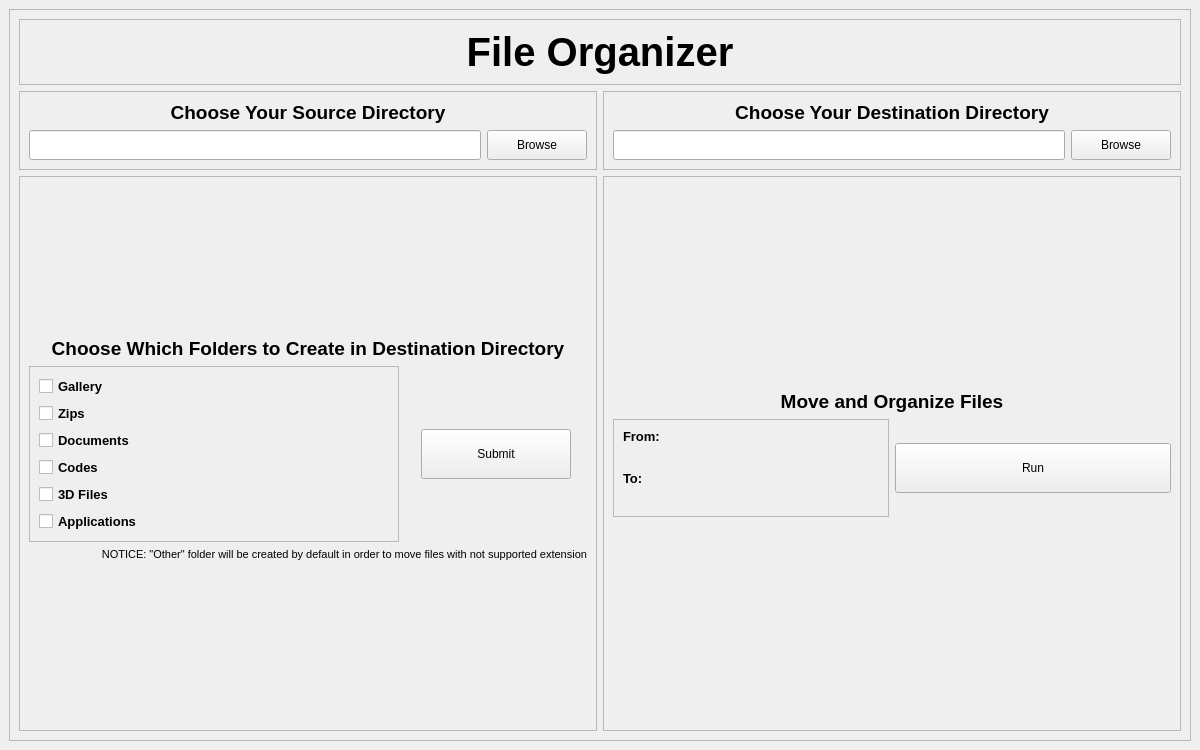
The window that ui/interface.ui (oleksharh/FileOrganizerApplication) describes before a commit, drawn with Qt 5.
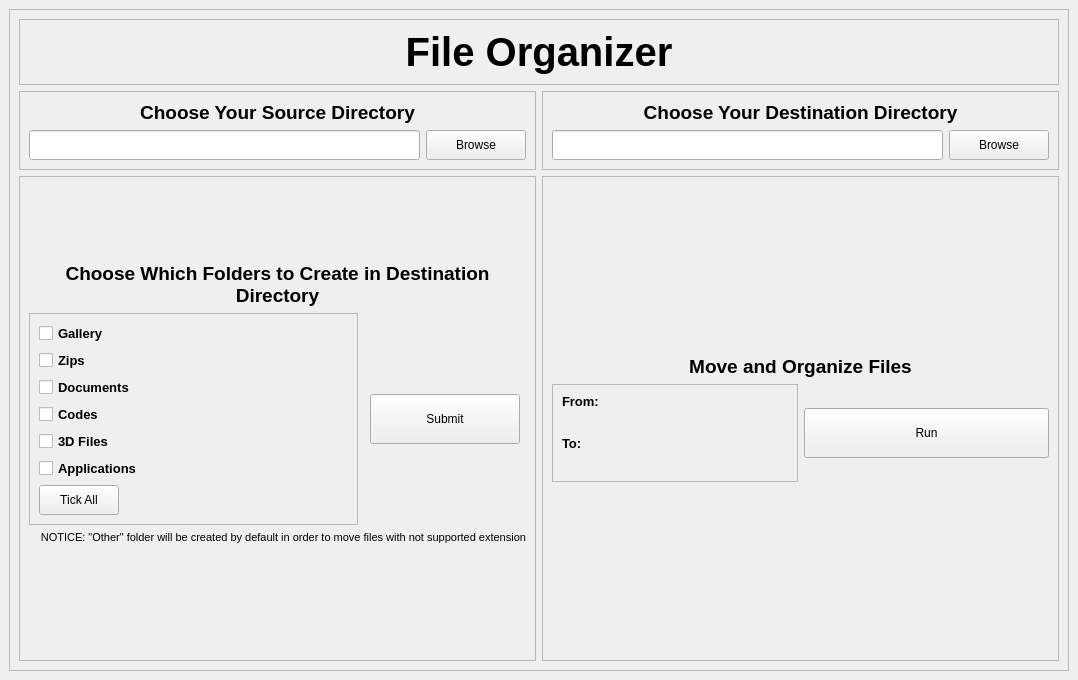
The same window after the commit.

Commit message: added tick_all_button

What changed in the file:
```diff
--- a/ui/interface.ui
+++ b/ui/interface.ui
@@ -6,8 +6,8 @@
    <rect>
     <x>0</x>
     <y>0</y>
-    <width>1200</width>
-    <height>750</height>
+    <width>1078</width>
+    <height>680</height>
    </rect>
   </property>
   <property name="minimumSize">
@@ -283,6 +283,19 @@
                </property>
               </widget>
              </item>
+             <item alignment="Qt::AlignLeft">
+              <widget class="QPushButton" name="tick_all_button">
+               <property name="minimumSize">
+                <size>
+                 <width>75</width>
+                 <height>30</height>
+                </size>
+               </property>
+               <property name="text">
+                <string>Tick All</string>
+               </property>
+              </widget>
+             </item>
             </layout>
            </widget>
           </item>
```
The commit also changes 2 other files.
